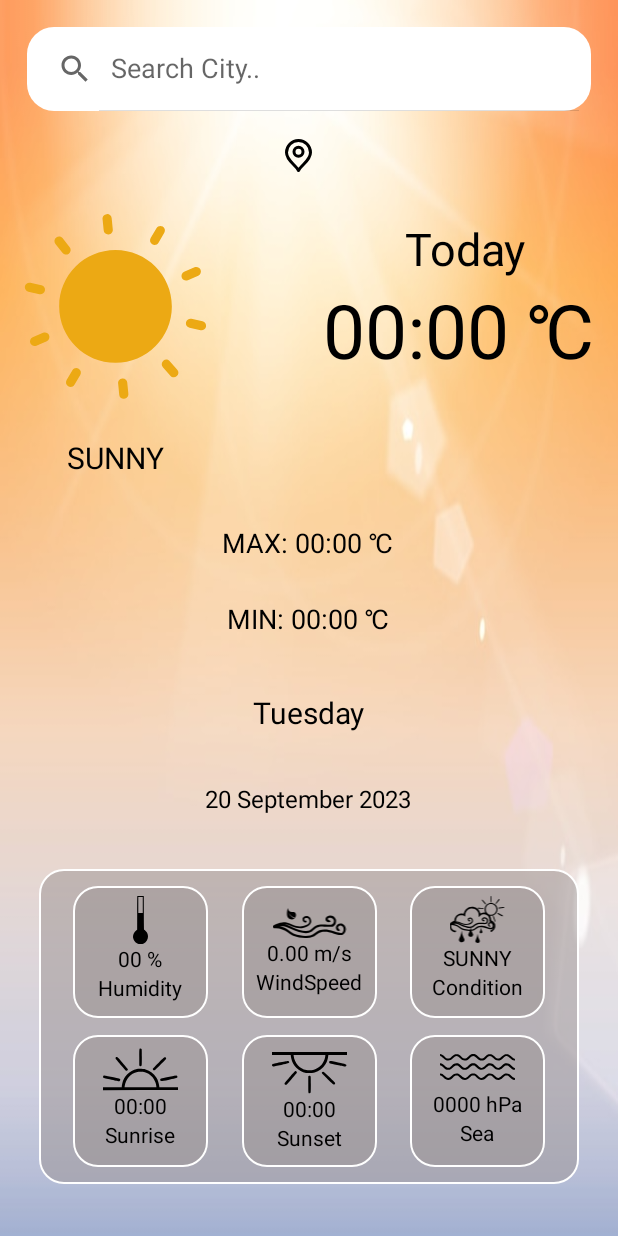
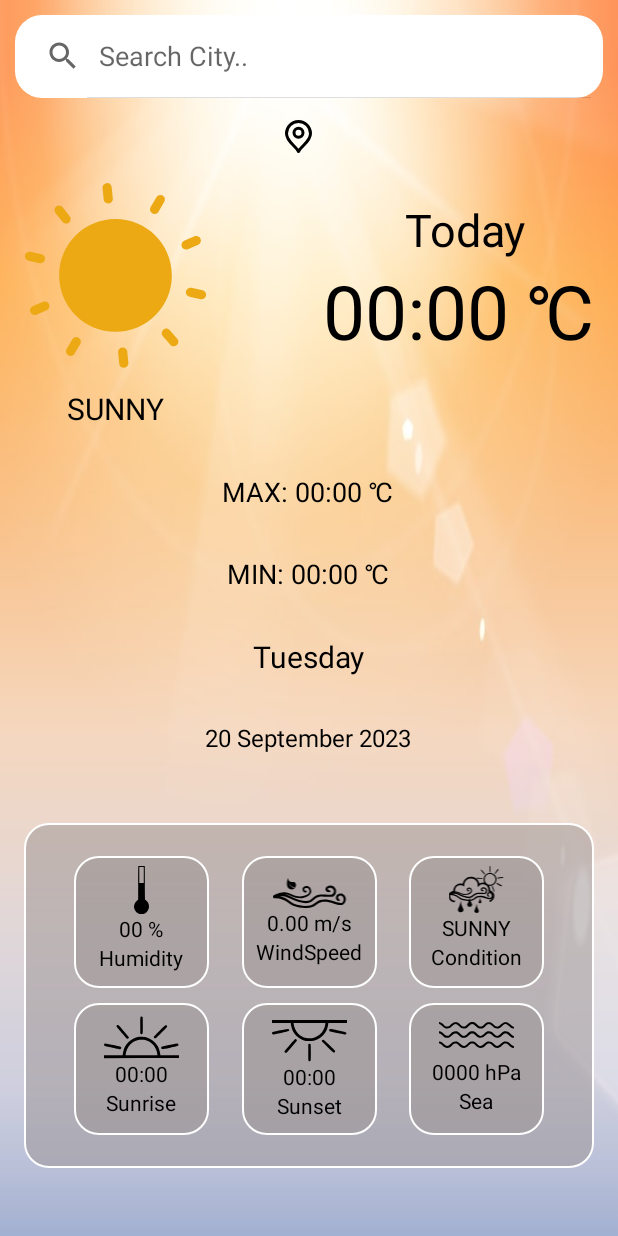
Before and after one commit to Priyanshu-Pawar/Weather_App, an Android app: the layout activity_main.xml on its own in the app's theme, with its tools: preview values and no code run, on a phone screen of 412 x 824 dp. Run offline under Robolectric (Android 15) with nearby library versions, the phone set to English and light mode, and no system bars.

Commit message:
Changes in XML files

```diff
--- a/app/src/main/res/layout/activity_main.xml
+++ b/app/src/main/res/layout/activity_main.xml
@@ -10,8 +10,8 @@
         <SearchView
             android:id="@+id/searchView"
             android:layout_width="0dp"
-            android:layout_height="?attr/actionBarSize"
-            android:layout_margin="18dp"
+            android:layout_height="55dp"
+            android:layout_margin="10dp"
             android:background="@drawable/shape_view_search"
             android:iconifiedByDefault="false"
             android:queryHint="Search City.."
@@ -23,8 +23,7 @@
             android:id="@+id/lottieAnimation"
             android:layout_width="150dp"
             android:layout_height="150dp"
-            android:layout_marginTop="12dp"
-            android:layout_marginBottom="16dp"
+            android:layout_marginTop="4dp"
             app:layout_constraintBottom_toTopOf="@+id/weather_type"
             app:layout_constraintEnd_toStartOf="@+id/textView_day"
             app:layout_constraintHorizontal_bias="0.016"
@@ -39,7 +38,7 @@
             android:textSize="20sp"
             android:layout_width="wrap_content"
             android:layout_height="wrap_content"
-            android:layout_marginTop="16dp"
+            android:layout_marginTop="12dp"
             android:drawablePadding="12dp"
             android:textColor="@color/black"
             app:drawableLeftCompat="@drawable/loctaion"
@@ -79,7 +78,6 @@
             android:id="@+id/weather_type"
             android:layout_width="wrap_content"
             android:layout_height="wrap_content"
-            android:layout_marginTop="12dp"
             android:text="@string/sunny"
             android:textColor="@color/black"
             android:textSize="20sp"
@@ -91,8 +89,6 @@
             android:id="@+id/max_temp"
             android:layout_width="wrap_content"
             android:layout_height="wrap_content"
-            android:layout_marginTop="16dp"
-            android:layout_marginBottom="4dp"
             android:text="@string/max_00_00"
             android:textColor="@color/black"
             android:textSize="18sp"
@@ -106,8 +102,6 @@
             android:id="@+id/min_temp"
             android:layout_width="wrap_content"
             android:layout_height="wrap_content"
-            android:layout_marginTop="8dp"
-            android:layout_marginBottom="16dp"
             android:text="@string/min_00_00"
             android:textSize="18sp"
             android:textColor="@color/black"
@@ -120,8 +114,6 @@
             android:id="@+id/day"
             android:layout_width="wrap_content"
             android:layout_height="wrap_content"
-            android:layout_marginTop="6dp"
-            android:layout_marginBottom="10dp"
             android:text="@string/tuesday"
             android:textSize="20sp"
             android:gravity="center"
@@ -135,8 +127,6 @@
             android:id="@+id/date"
             android:layout_width="wrap_content"
             android:layout_height="wrap_content"
-            android:layout_marginTop="8dp"
-            android:layout_marginBottom="12dp"
             android:gravity="center"
             android:text="@string/_20_september_2023"
             android:textSize="16sp"
@@ -148,10 +138,10 @@
 
         <FrameLayout
             android:id="@+id/frameLayout"
-            android:layout_width="360dp"
-            android:layout_height="210dp"
-            android:layout_marginTop="10dp"
-            android:layout_marginBottom="20dp"
+            android:layout_width="match_parent"
+            android:layout_height="230dp"
+            android:padding="12dp"
+            android:layout_margin="16dp"
             android:background="@drawable/background_shape"
             app:layout_constraintBottom_toBottomOf="parent"
             app:layout_constraintEnd_toEndOf="parent"
--- a/app/src/main/res/values/strings.xml
+++ b/app/src/main/res/values/strings.xml
@@ -7,4 +7,6 @@
     <string name="tuesday">Tuesday</string>
     <string name="_20_september_2023">20 September 2023</string>
     <string name="today">Today</string>
+    <string name="design_by_npriyanshu_pawar">Design by \nPriyanshu Pawar</string>
+    <string name="weather_matters_n_we_ve_got_the_details">  Weather Matters,\nWe\'ve Got the Details</string>
 </resources>
```
Also changed, not shown: app/src/main/res/layout/activity_splash.xml (+6 -5 lines), app/src/main/ic_launcher-playstore.png, app/src/main/res/mipmap-hdpi/ic_launcher.webp, app/src/main/res/mipmap-hdpi/ic_launcher_foreground.webp, app/src/main/res/mipmap-hdpi/ic_launcher_round.webp, app/src/main/res/mipmap-mdpi/ic_launcher.webp, app/src/main/res/mipmap-mdpi/ic_launcher_foreground.webp, app/src/main/res/mipmap-mdpi/ic_launcher_round.webp, app/src/main/res/mipmap-xhdpi/ic_launcher.webp, app/src/main/res/mipmap-xhdpi/ic_launcher_foreground.webp, app/src/main/res/mipmap-xhdpi/ic_launcher_round.webp, app/src/main/res/mipmap-xxhdpi/ic_launcher.webp, app/src/main/res/mipmap-xxhdpi/ic_launcher_foreground.webp, app/src/main/res/mipmap-xxhdpi/ic_launcher_round.webp, 3 more files.
